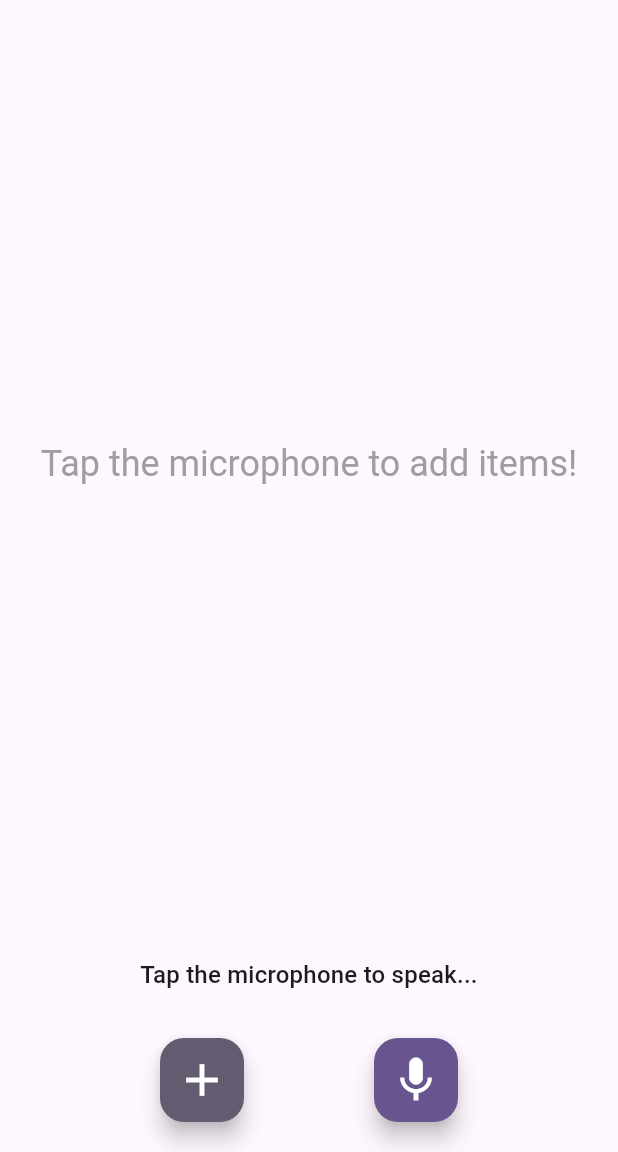
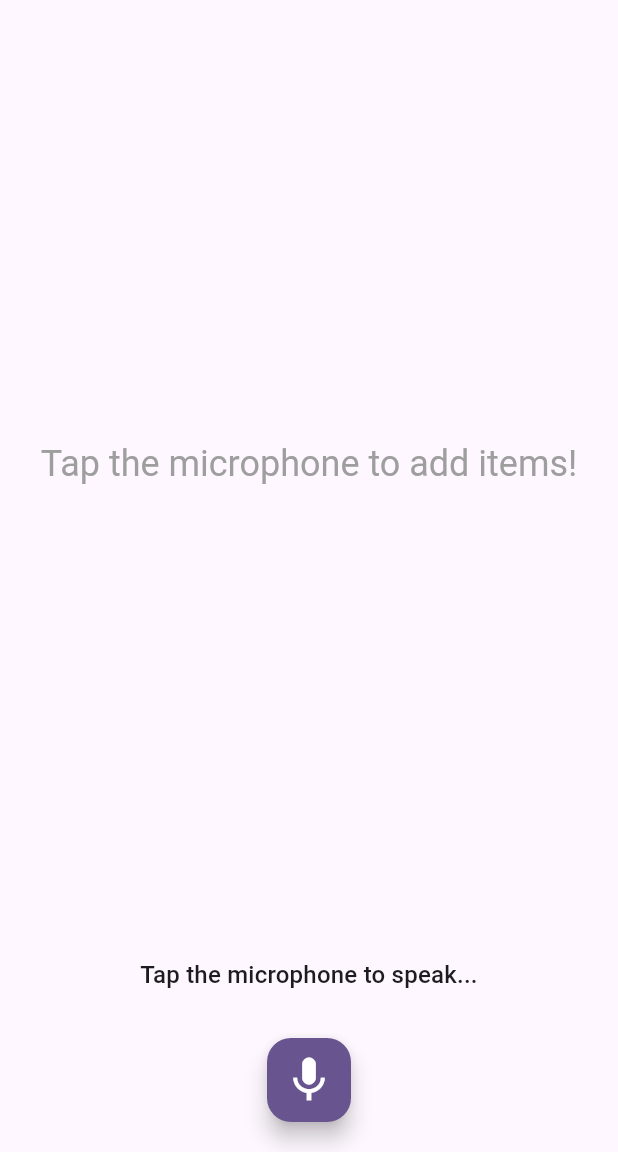
Before and after one commit to neelakandanz/nek, a Flutter app: the screen it shows after launch, on a phone screen of 412 x 824 dp, the part 84-1236 px from its top. Run offline on Flutter 3.47's test engine with Material 3 defaults, Android fonts, the light colour scheme and no system bars; our stand-ins replace get, objectbox, speech_to_text; generated files the repository leaves out were written again.

Commit message:
removed unwanted code

```diff
--- a/lib/screens/shopping_list_page.dart
+++ b/lib/screens/shopping_list_page.dart
@@ -95,12 +95,7 @@ class _ShoppingListPageState extends State<ShoppingListPage> {
     }
   }
 
-  // New method to add a test item manually
-  void _addTestItemManually() {
-    // You can customize the item name and quantity for testing
-    shoppingController.addItem('Oeange 1 kg'); // Example test item
-    // You can add more test items here if needed, or make this interactive
-  }
+  // Removed: _addTestItemManually() method
 
   @override
   Widget build(BuildContext context) {
@@ -171,31 +166,18 @@ class _ShoppingListPageState extends State<ShoppingListPage> {
                   textAlign: TextAlign.center,
                 ),
                 const SizedBox(height: 30),
-                Row( // Use a Row to place buttons side-by-side
-                  mainAxisAlignment: MainAxisAlignment.spaceEvenly, // Distribute buttons
-                  children: [
-                    FloatingActionButton(
-                      onPressed: _addTestItemManually, // New button for manual test
-                      tooltip: 'Add Test Item',
-                      backgroundColor: Theme.of(context).colorScheme.secondary, // Different color for distinction
-                      foregroundColor: Theme.of(context).colorScheme.onSecondary,
-                      elevation: 6,
-                      heroTag: 'addTest', // Unique heroTag if multiple FABs
-                      child: const Icon(Icons.add, size: 36),
-                    ),
+                // Removed the Row and the manual add button
                 FloatingActionButton(
                   onPressed: _speechToText.isNotListening ? _startListening : _stopListening,
                   tooltip: _speechToText.isNotListening ? 'Start Listening' : 'Stop Listening',
                   backgroundColor: Theme.of(context).colorScheme.primary,
                   foregroundColor: Theme.of(context).colorScheme.onPrimary,
                   elevation: 6,
-                      heroTag: 'mic', // Unique heroTag
+                  // heroTag is no longer needed as there's only one FAB
                   child: Icon(
                     _speechToText.isNotListening ? Icons.mic : Icons.mic_off,
                     size: 36,
                   ),
-                    ),
-                  ],
                 ),
               ],
             ),
```
Lines whose indentation alone changed are shown as unchanged.
